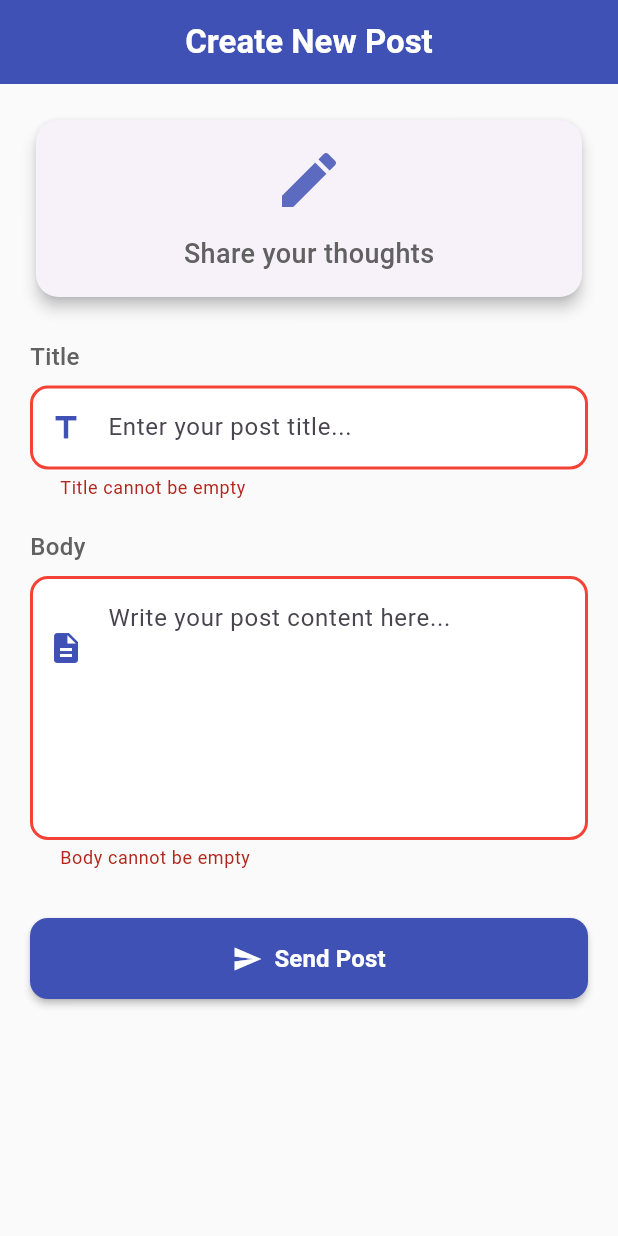
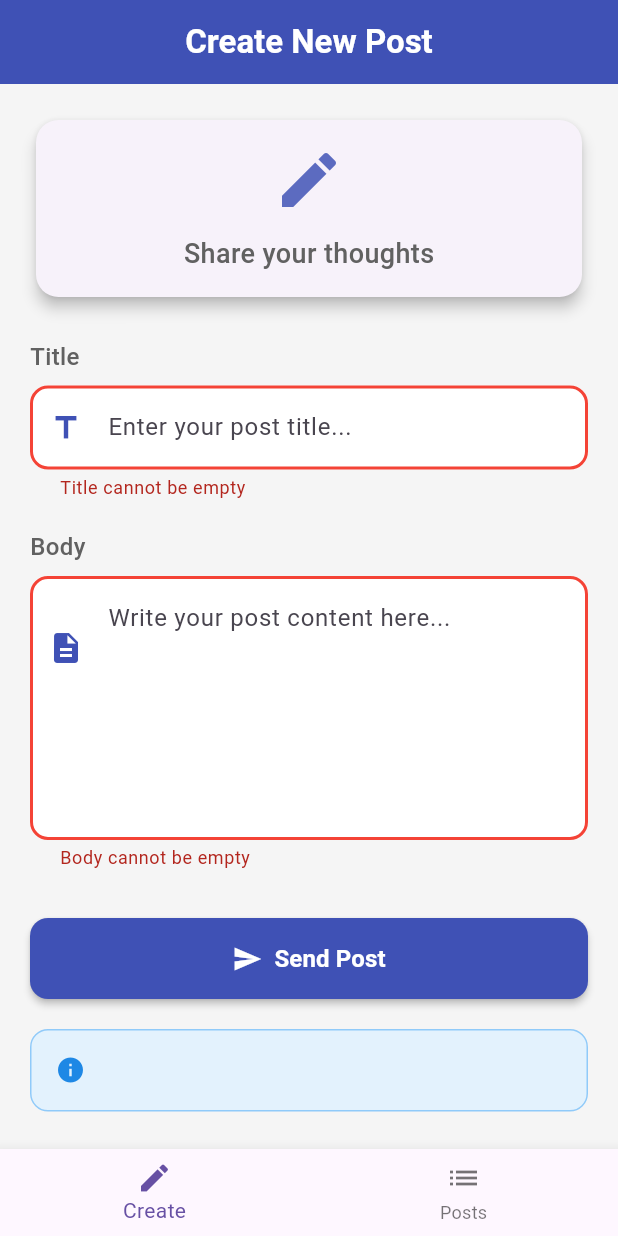
Before and after one commit to dikshyant3/Flutter-development, a Flutter app: the screen it shows after launch, after a tap on "Send Post", on a phone screen of 412 x 824 dp. Run offline on Flutter 3.47's test engine with Material 3 defaults, Android fonts, the phone set to English and light mode, and no system bars; our stand-ins replace dio; network calls fail.

Commit message:
corrected the error UI of the border made use of Value Notifier instead of setState

```diff
--- a/api_check/lib/main.dart
+++ b/api_check/lib/main.dart
@@ -1,5 +1,6 @@
-import 'package:api_check/services/send_post.dart';
+// import 'package:api_check/services/send_post.dart';
 import 'package:flutter/material.dart';
+import 'package:api_check/screen/posts_home_screen.dart';
 // import 'package:api_check/screen/home.dart';
 
 void main() {
@@ -12,7 +13,7 @@ class MyApp extends StatelessWidget {
   @override
   Widget build(BuildContext context) {
     return MaterialApp(
-      home: CreatePostPage(),
+      home: PostsHomePage(),
     );
   }
 }
--- /dev/null
+++ b/api_check/lib/screen/posts_home_screen.dart
@@ -0,0 +1,44 @@
+import 'package:api_check/services/send_post.dart';
+import 'package:api_check/widget/post_widget.dart';
+import 'package:flutter/material.dart';
+
+class PostsHomePage extends StatefulWidget {
+  const PostsHomePage({super.key});
+
+  @override
+  State<PostsHomePage> createState() => _PostsHomePageState();
+}
+
+class _PostsHomePageState extends State<PostsHomePage> {
+  int _selectedIndex = 0;
+
+  final List<Widget> _pages = [
+    CreatePostPage(),
+    PostWidget(),
+  ];
+
+  @override
+  Widget build(BuildContext context) {
+    return Scaffold(
+      body: _pages[_selectedIndex],
+      bottomNavigationBar: BottomNavigationBar(
+        currentIndex: _selectedIndex,
+        onTap: (index) {
+          setState(() {
+            _selectedIndex = index;
+          });
+        },
+        items: const [
+          BottomNavigationBarItem(
+            icon: Icon(Icons.create),
+            label: "Create",
+          ),
+          BottomNavigationBarItem(
+            icon: Icon(Icons.list),
+            label: "Posts",
+          ),
+        ],
+      ),
+    );
+  }
+}
--- a/api_check/lib/services/send_post.dart
+++ b/api_check/lib/services/send_post.dart
@@ -12,25 +12,32 @@ class _CreatePostPageState extends State<CreatePostPage> {
   final _formKey = GlobalKey<FormState>();
   final _titleController = TextEditingController();
   final _bodyController = TextEditingController();
-  bool isLoading = false;
-  String responseMessage = "";
+
+
+  final ValueNotifier<bool> _isLoading = ValueNotifier(false);
+  final ValueNotifier<String> _responseMessage = ValueNotifier("");
+  final ValueNotifier<bool> _autoValidate = ValueNotifier(false);
 
   @override
   void dispose() {
     _titleController.dispose();
     _bodyController.dispose();
+    _isLoading.dispose();
+    _responseMessage.dispose();
+    _autoValidate.dispose();
     super.dispose();
   }
 
   void _sendPost() async {
+
+    _autoValidate.value = true;
+
     if (!_formKey.currentState!.validate()) {
       return;
     }
 
-    setState(() {
-      isLoading = true;
-      responseMessage = "Sending Post...";
-    });
+    _isLoading.value = true;
+    _responseMessage.value = "Sending Post...";
 
     try {
       var response = await sendFormData(
@@ -39,24 +46,23 @@ class _CreatePostPageState extends State<CreatePostPage> {
         userId: 111
       );
 
-      setState(() {
-        isLoading = false;
-        responseMessage = response;
-      });
+
+        _isLoading.value = false;
+        _responseMessage.value = response;
 
       if (response.toLowerCase().contains("success")) {
         _showSnackBar("Post sent successfully!", Colors.green);
         // Clear form on success
         _titleController.clear();
         _bodyController.clear();
+        _autoValidate.value = false;
       } else {
         _showSnackBar("Failed to send post: $response", Colors.red);
       }
     } catch (e) {
-      setState(() {
-        isLoading = false;
-        responseMessage = "Error: $e";
-      });
+        _isLoading.value = false;
+        _responseMessage.value = "Error: $e";
+
       _showSnackBar("Network error occurred", Colors.red);
     }
   }
@@ -78,7 +84,7 @@ class _CreatePostPageState extends State<CreatePostPage> {
   @override
   Widget build(BuildContext context) {
     return Scaffold(
-      backgroundColor: Colors.grey[50],
+      backgroundColor: Colors.grey[100],
       appBar: AppBar(
         title: const Text(
           "Create New Post",
@@ -93,12 +99,15 @@ class _CreatePostPageState extends State<CreatePostPage> {
       ),
       body: SingleChildScrollView(
         padding: const EdgeInsets.all(20.0),
-        child: Form(
+        child: ValueListenableBuilder(
+          valueListenable: _autoValidate,
+          builder: (context, value, child) {
+            return Form(
               key: _formKey,
+              autovalidateMode: value ? AutovalidateMode.onUserInteraction : AutovalidateMode.disabled,
               child: Column(
                 crossAxisAlignment: CrossAxisAlignment.stretch,
                 children: [
-              // Header Card
                   Card(
                     elevation: 4,
                     shape: RoundedRectangleBorder(
@@ -211,7 +220,7 @@ class _CreatePostPageState extends State<CreatePostPage> {
                       ),
                       errorBorder: OutlineInputBorder(
                         borderRadius: BorderRadius.circular(12),
-                    borderSide: const BorderSide(color: Colors.red, width: 2),
+                        borderSide: BorderSide(color: Colors.red, width: 2),
                       ),
                       prefixIcon: const Padding(
                         padding: EdgeInsets.only(bottom: 80),
@@ -238,7 +247,10 @@ class _CreatePostPageState extends State<CreatePostPage> {
                   // Submit Button
                   SizedBox(
                     height: 54,
-                child: ElevatedButton(
+                    child: ValueListenableBuilder(
+                      valueListenable: _isLoading,
+                      builder: (context, isLoading, child) {
+                        return ElevatedButton(
                           onPressed: isLoading ? null : _sendPost,
                           style: ElevatedButton.styleFrom(
                             backgroundColor: Colors.indigo,
@@ -249,7 +261,7 @@ class _CreatePostPageState extends State<CreatePostPage> {
                             elevation: 2,
                             disabledBackgroundColor: Colors.grey[300],
                           ),
-                  child: isLoading
+                          child: _isLoading.value
                               ? const Row(
                                   mainAxisAlignment: MainAxisAlignment.center,
                                   children: [
@@ -279,14 +291,20 @@ class _CreatePostPageState extends State<CreatePostPage> {
                                     ),
                                   ],
                                 ),
+                        );
+                      }
                     ),
                   ),
 
                   const SizedBox(height: 20),
 
                   // Response Message
-              if (responseMessage.isNotEmpty)
-                Container(
+                  ValueListenableBuilder<String>(
+                    valueListenable: _responseMessage,
+                    builder: (context, responseMessage, child){
+                      if (responseMessage.isNotEmpty) return SizedBox.shrink();
+
+                    return Container(
                       padding: const EdgeInsets.all(16),
                       decoration: BoxDecoration(
                         color: responseMessage.toLowerCase().contains("success")
@@ -324,9 +342,13 @@ class _CreatePostPageState extends State<CreatePostPage> {
                           ),
                         ],
                       ),
+                    );
+                    }
                   ),
                 ],
               ),
+            );
+          }
         ),
       ),
     );
```
Lines whose indentation alone changed are shown as unchanged.
